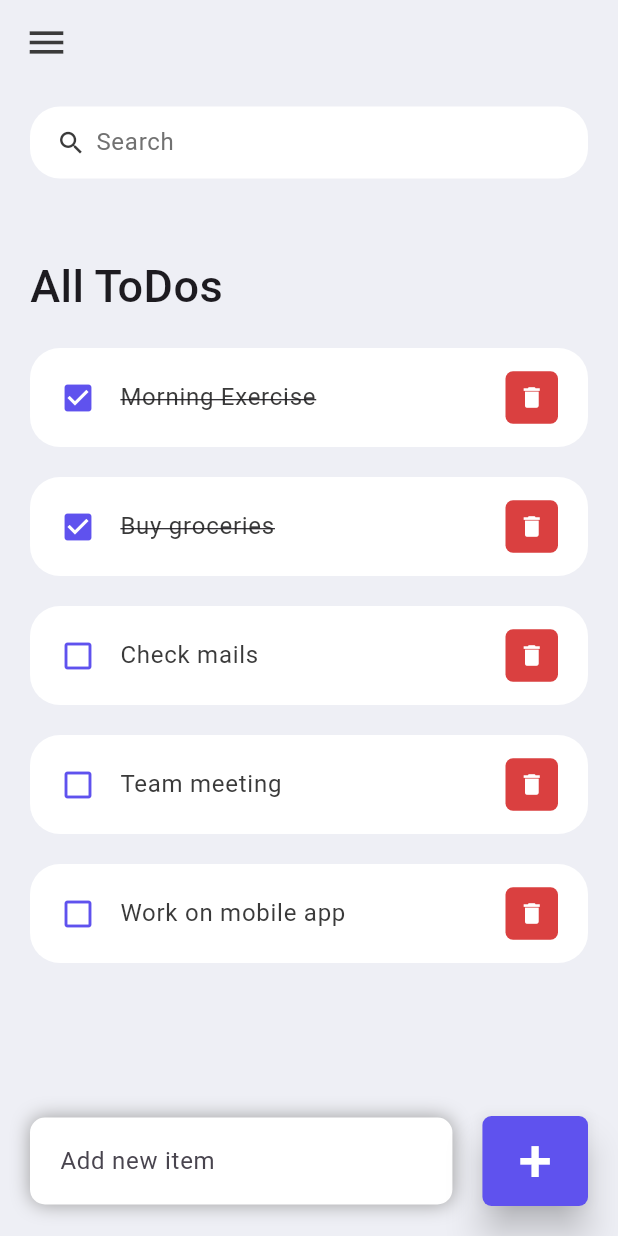
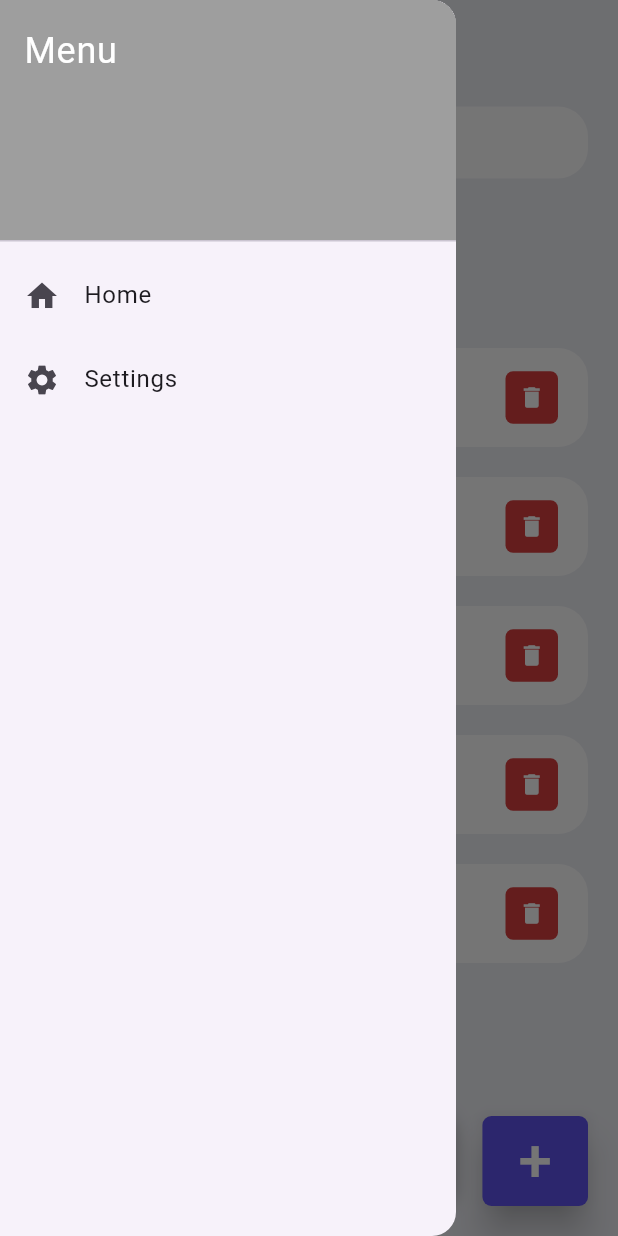
Before and after one commit to Caio-T4vares/todolist, a Flutter app: the screen it shows after launch, with the side drawer open (before the commit the screen has no drawer), on a phone screen of 412 x 824 dp. Run offline on Flutter 3.47's test engine with Material 3 defaults, Android fonts, the phone set to English and light mode, and no system bars.

```diff
--- a/lib/pages/home.dart
+++ b/lib/pages/home.dart
@@ -28,6 +28,7 @@ class _HomeState extends State<Home> {
     return Scaffold(
       backgroundColor: tdBGColor,
       appBar: _buildAppBar(),
+      drawer: _sideBar(),
       body: Stack(
         children: [
           Container(
@@ -124,7 +125,10 @@ class _HomeState extends State<Home> {
   void _addToDoItem(String todo)
   {
     setState(() {
-      toDosList.add(ToDo(id: DateTime.now().microsecondsSinceEpoch.toString(), toDoText: todo));
+      if(todo.isNotEmpty)
+      {
+        toDosList.add(ToDo(id: DateTime.now().microsecondsSinceEpoch.toString(), toDoText: todo));
+      }
     });
 
     _toDoController.clear();
@@ -174,13 +178,31 @@ class _HomeState extends State<Home> {
     return AppBar(
       backgroundColor: tdBGColor,
       elevation: 0,
-      title: Row(children: [
-        Icon(
-          Icons.menu,
-          color: tdBlack,
-          size: 30
-        )
-      ])
+    );
+  }
+
+  Drawer _sideBar()
+  {
+    return Drawer(
+      child: ListView(
+        padding: EdgeInsets.zero,
+        children: <Widget>[
+          DrawerHeader(
+            decoration: BoxDecoration(color: Colors.grey),
+            child: Text('Menu', style: TextStyle(color: Colors.white, fontSize: 24),)
+          ),
+          ListTile(
+            leading: Icon(Icons.home),
+            title: Text('Home'),
+            onTap: () {},
+          ),
+          ListTile(
+            leading: Icon(Icons.settings),
+            title: Text('Settings'),
+            onTap: () {},
+          ),
+        ],
+      ),
     );
   }
 }
```
